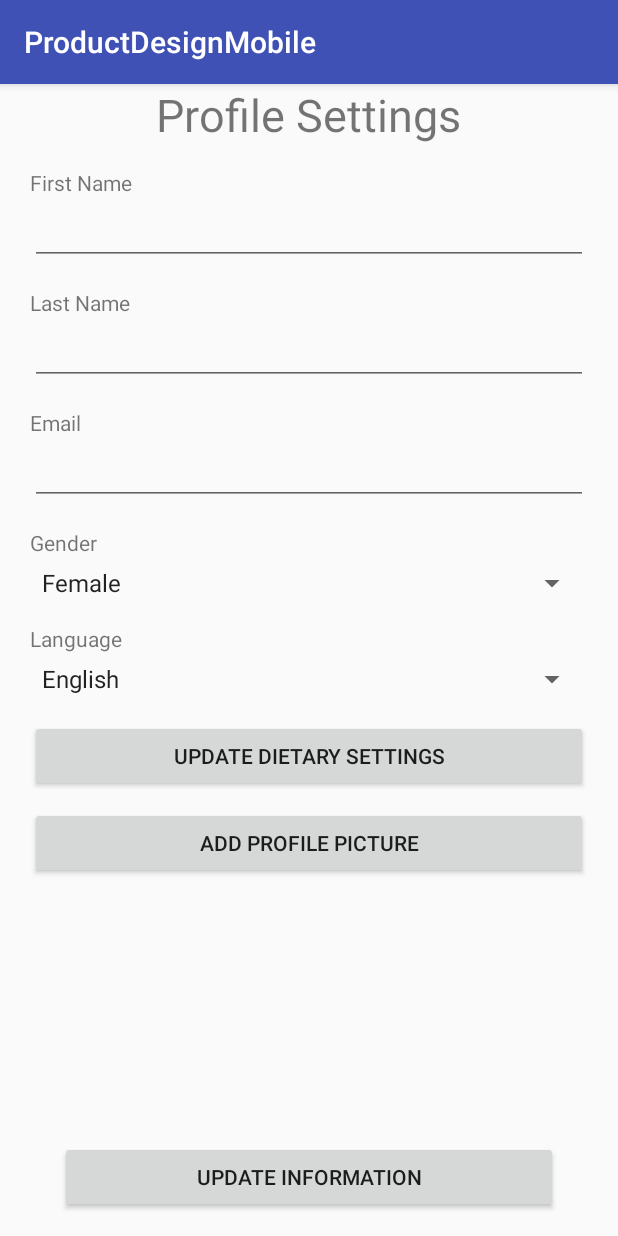
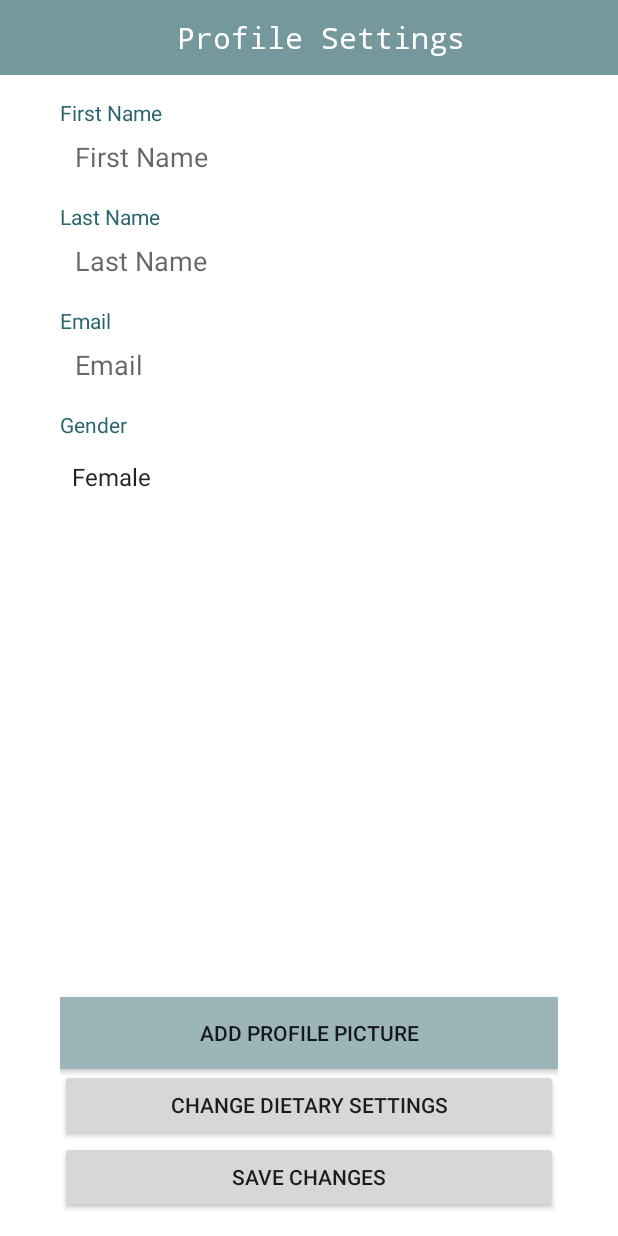
Before and after one commit to OAMKProductDesignImplementation2018/android-client, an Android app: the fragment ProfileSettingsFragment placed in its activity, on a phone screen of 412 x 824 dp. Run offline under Robolectric (Android 15) with nearby library versions, the phone set to English and light mode, and no system bars.

Commit message:
UI changes

```diff
--- a/ProductDesignMobile/app/build.gradle
+++ b/ProductDesignMobile/app/build.gradle
@@ -1,7 +1,7 @@
 apply plugin: 'com.android.application'
 
 android {
-    compileSdkVersion 28
+    compileSdkVersion 26
     defaultConfig {
         applicationId "android.productdesignmobile"
         minSdkVersion 26
@@ -26,6 +26,6 @@ dependencies {
     testImplementation 'junit:junit:4.12'
     androidTestImplementation 'com.android.support.test:runner:1.0.2'
     androidTestImplementation 'com.android.support.test.espresso:espresso-core:3.0.2'
-    implementation 'com.android.support:appcompat-v7:28.0.0'
-    implementation 'com.android.support:design:28.0.0'
+    implementation 'com.android.support:appcompat-v7:26.0.0'
+    implementation 'com.android.support:design:26.0.0'
 }
--- a/ProductDesignMobile/app/src/main/java/android/productdesignmobile/LoginActivity.java
+++ b/ProductDesignMobile/app/src/main/java/android/productdesignmobile/LoginActivity.java
@@ -35,7 +35,7 @@ public class LoginActivity extends AppCompatActivity implements View.OnClickList
     @Override
     protected void onCreate(Bundle savedInstanceState) {
         super.onCreate(savedInstanceState);
-        setContentView(R.layout.activity_login);
+        setContentView(R.layout.login_activity);
 
         username = (EditText) findViewById(R.id.loginEditTextUsername);
         password = (EditText) findViewById(R.id.loginEditTextPassword);
--- a/ProductDesignMobile/app/src/main/java/android/productdesignmobile/ProfileSettingsFragment.java
+++ b/ProductDesignMobile/app/src/main/java/android/productdesignmobile/ProfileSettingsFragment.java
@@ -42,11 +42,11 @@ public class ProfileSettingsFragment extends android.support.v4.app.Fragment imp
         gender_spinner.setAdapter(gender_adapter);
 
         //Dropdown menu for language
-        String[] language_array = getResources().getStringArray(R.array.language_array);
-        Spinner language_spinner = (Spinner) view.findViewById(R.id.language_spinner);
-        ArrayAdapter<String> language_adapter = new ArrayAdapter<String>(this.getActivity(), android.R.layout.simple_spinner_item, language_array);
-        language_adapter.setDropDownViewResource(android.R.layout.simple_dropdown_item_1line);
-        language_spinner.setAdapter(language_adapter);
+        //String[] language_array = getResources().getStringArray(R.array.language_array);
+        //Spinner language_spinner = (Spinner) view.findViewById(R.id.language_spinner);
+        //ArrayAdapter<String> language_adapter = new ArrayAdapter<String>(this.getActivity(), android.R.layout.simple_spinner_item, language_array);
+        //language_adapter.setDropDownViewResource(android.R.layout.simple_dropdown_item_1line);
+        //language_spinner.setAdapter(language_adapter);
 
         buttonDietarySettings = (Button) view.findViewById(R.id.buttonDietarySettings);
         buttonDietarySettings.setOnClickListener(this);
--- a/ProductDesignMobile/app/src/main/res/layout/header_layout.xml
+++ b/ProductDesignMobile/app/src/main/res/layout/header_layout.xml
@@ -1,7 +1,8 @@
 <?xml version="1.0" encoding="utf-8"?>
 <LinearLayout xmlns:android="http://schemas.android.com/apk/res/android"
+    xmlns:app="http://schemas.android.com/apk/res-auto"
     android:layout_width="match_parent"
-    android:layout_height="192dp"
+    android:layout_height="100dp"
     android:background="?attr/colorPrimaryDark"
     android:padding="16dp"
     android:theme="@style/ThemeOverlay.AppCompat.Dark"
@@ -11,7 +12,7 @@
     <TextView
         android:layout_width="match_parent"
         android:layout_height="wrap_content"
-        android:text="My header title"
+        android:text="@string/app_name"
         android:textAppearance="@style/TextAppearance.AppCompat.Body1"/>
 
 </LinearLayout>
--- a/ProductDesignMobile/app/src/main/res/layout/profile_settings.xml
+++ b/ProductDesignMobile/app/src/main/res/layout/profile_settings.xml
@@ -1,118 +1,140 @@
 <?xml version="1.0" encoding="utf-8"?>
-<LinearLayout
+<RelativeLayout
     xmlns:android="http://schemas.android.com/apk/res/android"
-    android:layout_width="match_parent" android:layout_height="match_parent"
-    android:gravity="center_horizontal"
-    android:paddingLeft="20dp"
-    android:paddingRight="20dp"
-    android:orientation="vertical" >
+    xmlns:app="http://schemas.android.com/apk/res-auto"
+    android:layout_width="match_parent"
+    android:layout_height="match_parent"
+    android:orientation="vertical"
+    android:background="@color/white">
+
+    <android.support.v7.widget.Toolbar
+        android:id="@+id/profileHeaderToolbar"
+        android:layout_width="match_parent"
+        android:layout_height="50sp"
+        android:layout_alignParentTop="true"
+        android:background="@color/colorPrimaryLight">
 
             <TextView
-        android:id="@+id/textViewProfileSettingsHeader"
-        android:layout_width="wrap_content"
+                android:layout_width="match_parent"
                 android:layout_height="wrap_content"
-        android:textAlignment="center"
-        android:textSize="30dp"
-        android:text="@string/profileSettingsHeader" />
+                android:textColor="@color/white"
+                android:text="@string/profileSettingsHeader"
+                android:gravity="center"
+                android:fontFamily="monospace"
+                android:textSize="20sp"/>
+    </android.support.v7.widget.Toolbar>
+
+    <RelativeLayout
+        android:id="@+id/profileContentRL"
+        android:layout_below="@id/profileHeaderToolbar"
+        android:paddingLeft="40sp"
+        android:paddingRight="40sp"
+        android:layout_width="match_parent"
+        android:layout_height="match_parent"
+        android:layout_marginTop="15sp">
 
         <TextView
             android:id="@+id/textViewFirstName"
             android:layout_width="match_parent"
             android:layout_height="wrap_content"
-        android:layout_marginTop="15dp"
+            android:layout_alignParentTop="true"
+            android:textColor="@color/colorPrimaryDarkest"
             android:text="@string/profileFirstName" />
 
         <EditText
             android:id="@+id/editTextFirstName"
             android:layout_width="match_parent"
-        android:layout_height="wrap_content"
-        android:ems="10"
+            android:layout_height="40dp"
+            android:layout_below="@id/textViewFirstName"
+            android:background="@color/white"
             android:inputType="textPersonName"
+            android:paddingHorizontal="10sp"
+            android:autofillHints="firstname"
+            android:hint="@string/profileFirstName"
             android:text="" />
 
         <TextView
             android:id="@+id/textViewLastName"
             android:layout_width="match_parent"
             android:layout_height="wrap_content"
-        android:layout_marginTop="15dp"
+            android:layout_below="@id/editTextFirstName"
+            android:layout_marginTop="10dp"
+            android:textColor="@color/colorPrimaryDarkest"
             android:text="@string/profileLastName" />
 
         <EditText
             android:id="@+id/editTextLastName"
             android:layout_width="match_parent"
-        android:layout_height="wrap_content"
-        android:ems="10"
+            android:layout_height="40dp"
+            android:layout_below="@id/textViewLastName"
+            android:background="@color/white"
             android:inputType="textPersonName"
+            android:autofillHints="lastname"
+            android:hint="@string/profileLastName"
+            android:paddingHorizontal="10dp"
             android:text="" />
 
         <TextView
             android:id="@+id/textViewEmail"
             android:layout_width="match_parent"
             android:layout_height="wrap_content"
-        android:layout_marginTop="15dp"
+            android:layout_below="@id/editTextLastName"
+            android:textColor="@color/colorPrimaryDarkest"
+            android:layout_marginTop="10dp"
             android:text="@string/profileEmail" />
 
         <EditText
             android:id="@+id/editTextEmail"
             android:layout_width="match_parent"
-        android:layout_height="wrap_content"
-        android:ems="10"
+            android:layout_height="40dp"
+            android:layout_below="@id/textViewEmail"
+            android:background="@color/white"
             android:inputType="textEmailAddress"
+            android:autofillHints="email"
+            android:hint="@string/profileEmail"
+            android:paddingHorizontal="10dp"
             android:text="" />
 
         <TextView
             android:id="@+id/textViewGender"
             android:layout_width="match_parent"
             android:layout_height="wrap_content"
-        android:layout_marginTop="15dp"
+            android:layout_below="@id/editTextEmail"
+            android:textColor="@color/colorPrimaryDarkest"
+            android:layout_marginTop="10dp"
             android:text="@string/profileGender" />
 
         <Spinner
             android:id="@+id/gender_spinner"
+            android:background="@color/white"
+            android:layout_width="match_parent"
+            android:layout_height="40dp"
+            android:layout_below="@id/textViewGender"
+            android:layout_marginTop="5sp"/>
+
+        <Button
+            android:id="@+id/buttonUpdateData"
             android:layout_width="match_parent"
             android:layout_height="wrap_content"
-        android:layout_marginTop="5dp"/>
-
-    <TextView
-        android:id="@+id/textViewLanguage"
-        android:layout_width="match_parent"
-        android:layout_height="wrap_content"
-        android:layout_marginTop="15dp"
-        android:text="@string/profileLanguage" />
-
-    <Spinner
-        android:id="@+id/language_spinner"
-        android:layout_width="match_parent"
-        android:layout_height="wrap_content"
-        android:layout_marginTop="5dp"/>
+            android:layout_alignParentBottom="true"
+            android:layout_marginBottom="15dp"
+            android:text="@string/profileButtonUpdateData" />
 
         <Button
             android:id="@+id/buttonDietarySettings"
             android:layout_width="match_parent"
             android:layout_height="wrap_content"
-        android:text="Update Dietary Settings"
-        android:layout_marginTop="15dp"/>
+            android:layout_above="@id/buttonUpdateData"
+            android:text="@string/profileButtonChangeDietary" />
 
         <Button
             android:id="@+id/buttonAddPicture"
+            android:background="@color/colorPrimaryLightest"
             android:layout_width="match_parent"
             android:layout_height="wrap_content"
-        android:layout_marginTop="10dp"
-        android:text="Add Profile Picture" />
+            android:layout_above="@id/buttonDietarySettings"
+            android:text="@string/profileButtonAddPicture" />
+    </RelativeLayout>
 
-    <LinearLayout
-        xmlns:android="http://schemas.android.com/apk/res/android"
-        android:layout_width="match_parent" android:layout_height="0dp"
-        android:gravity="center_horizontal|bottom"
-        android:layout_weight="1"
-        android:paddingLeft="20dp"
-        android:paddingRight="20dp"
-        android:orientation="vertical" >
-        <Button
-            android:id="@+id/buttonUpdateData"
-            android:layout_width="match_parent"
-            android:layout_height="wrap_content"
-            android:layout_marginBottom="15dp"
-            android:text="Update Information" />
-    </LinearLayout>
-</LinearLayout>
+
+</RelativeLayout>
--- a/ProductDesignMobile/app/src/main/res/menu/drawer_view.xml
+++ b/ProductDesignMobile/app/src/main/res/menu/drawer_view.xml
@@ -1,5 +1,5 @@
 <?xml version="1.0" encoding="utf-8"?>
-<menu xmlns:android="http://schemas.android.com/apk/res/android" >
+<menu xmlns:android="http://schemas.android.com/apk/res/android">
     <group android:checkableBehavior="single">
         <item
             android:id="@+id/nav_home_fragment"
--- a/ProductDesignMobile/app/src/main/res/values/colors.xml
+++ b/ProductDesignMobile/app/src/main/res/values/colors.xml
@@ -1,6 +1,12 @@
 <?xml version="1.0" encoding="utf-8"?>
 <resources>
-    <color name="colorPrimary">#3F51B5</color>
-    <color name="colorPrimaryDark">#303F9F</color>
-    <color name="colorAccent">#FF4081</color>
+    <color name="colorAccent">#ffffff</color>
+
+    <color name="colorPrimary">#5A888E</color>
+    <color name="colorPrimaryDark">#41777E</color>
+    <color name="colorPrimaryDarkest">#28656D</color>
+    <color name="colorPrimaryLight">#75989D</color>
+    <color name="colorPrimaryLightest">#9CB5B8</color>
+    <color name="black">#000000</color>
+    <color name="white">#ffffff</color>
 </resources>
--- a/ProductDesignMobile/app/src/main/res/values/strings.xml
+++ b/ProductDesignMobile/app/src/main/res/values/strings.xml
@@ -1,10 +1,11 @@
 <resources>
     <string name="app_name">ProductDesignMobile</string>
 
-    <string name="loginTextViewGuide">Login screen</string>
-    <string name="loginButtonLogin">Login</string>
-    <string name="loginTextViewPassword">Password:</string>
-    <string name="loginTextViewUsername">Username:</string>
+    <string name="loginTextViewGuide">(use testi2/salasana or t5vahe01 and no password to login)</string>
+    <string name="loginButtonLogin">Sign in</string>
+    <string name="loginTextViewPassword">Password</string>
+    <string name="loginTextViewUsername">Username</string>
+
 
     <string name="menuHome">Home</string>
     <string name="menuProfileSettings">Profile Settings</string>
@@ -18,6 +19,10 @@
     <string name="profileEmail">Email</string>
     <string name="profileGender">Gender</string>
     <string name="profileLanguage">Language</string>
+
+    <string name="profileButtonUpdateData">Save changes</string>
+    <string name="profileButtonChangeDietary">Change dietary settings</string>
+    <string name="profileButtonAddPicture">Add profile picture</string>
 
     <string name="profileDietaryGlutenFree">Gluten Free</string>
     <string name="profileDietaryVegan">Vegan</string>
--- a/ProductDesignMobile/app/src/main/res/values/styles.xml
+++ b/ProductDesignMobile/app/src/main/res/values/styles.xml
@@ -1,7 +1,7 @@
 <resources>
 
     <!-- Base application theme. -->
-    <style name="AppTheme" parent="Theme.AppCompat.Light.DarkActionBar">
+    <style name="AppTheme" parent="Theme.AppCompat.Light.NoActionBar">
         <!-- Customize your theme here. -->
         <item name="colorPrimary">@color/colorPrimary</item>
         <item name="colorPrimaryDark">@color/colorPrimaryDark</item>
```
Also changed, not shown: ProductDesignMobile/app/src/main/res/layout/activity_login.xml (deleted, +0 -61 lines), ProductDesignMobile/app/src/main/res/layout/home_layout.xml (+14 -2 lines), ProductDesignMobile/app/src/main/res/layout/login_activity.xml (+45 -31 lines). Lines whose indentation alone changed are shown as unchanged.
